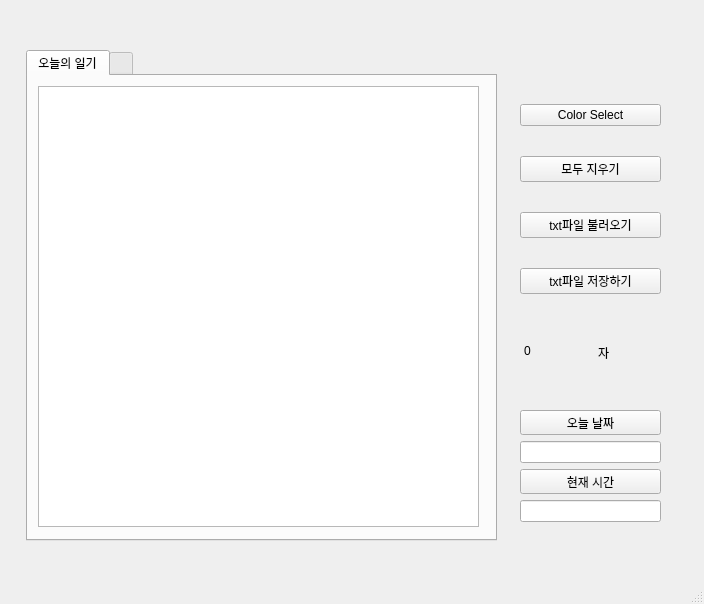
First picture: the form in MyDiary/mainwindow.ui, repository jeong-ah313/C-_study, before the edit.
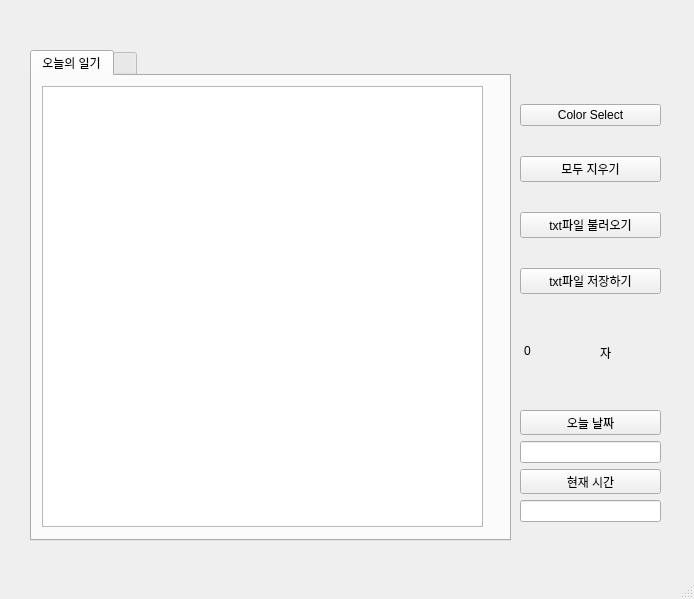
Second picture: the form after the edit.

Commit message: day14/layout수정

```diff
--- a/MyDiary/mainwindow.ui
+++ b/MyDiary/mainwindow.ui
@@ -6,57 +6,15 @@
    <rect>
     <x>0</x>
     <y>0</y>
-    <width>704</width>
-    <height>604</height>
+    <width>694</width>
+    <height>599</height>
    </rect>
   </property>
   <property name="windowTitle">
    <string>MainWindow</string>
   </property>
   <widget class="QWidget" name="centralwidget">
-   <widget class="QTabWidget" name="tabWidget">
-    <property name="enabled">
-     <bool>true</bool>
-    </property>
-    <property name="geometry">
-     <rect>
-      <x>26</x>
-      <y>50</y>
-      <width>471</width>
-      <height>491</height>
-     </rect>
-    </property>
-    <property name="autoFillBackground">
-     <bool>false</bool>
-    </property>
-    <property name="currentIndex">
-     <number>0</number>
-    </property>
-    <property name="usesScrollButtons">
-     <bool>true</bool>
-    </property>
-    <widget class="QWidget" name="tab">
-     <attribute name="title">
-      <string>오늘의 일기</string>
-     </attribute>
-     <widget class="QTextEdit" name="textEdit_2">
-      <property name="geometry">
-       <rect>
-        <x>10</x>
-        <y>10</y>
-        <width>441</width>
-        <height>441</height>
-       </rect>
-      </property>
-     </widget>
-    </widget>
-    <widget class="QWidget" name="tab_2">
-     <attribute name="title">
-      <string/>
-     </attribute>
-    </widget>
-   </widget>
-   <widget class="QWidget" name="">
+   <widget class="QWidget" name="layoutWidget">
     <property name="geometry">
      <rect>
       <x>520</x>
@@ -96,13 +54,13 @@
      </item>
     </layout>
    </widget>
-   <widget class="QWidget" name="">
+   <widget class="QWidget" name="layoutWidget">
     <property name="geometry">
      <rect>
       <x>520</x>
       <y>340</y>
-      <width>141</width>
-      <height>41</height>
+      <width>146</width>
+      <height>71</height>
      </rect>
     </property>
     <layout class="QHBoxLayout" name="horizontalLayout">
@@ -133,7 +91,7 @@
      </item>
     </layout>
    </widget>
-   <widget class="QWidget" name="">
+   <widget class="QWidget" name="layoutWidget">
     <property name="geometry">
      <rect>
       <x>520</x>
@@ -165,6 +123,54 @@
      </item>
     </layout>
    </widget>
+   <widget class="QWidget" name="horizontalLayoutWidget">
+    <property name="geometry">
+     <rect>
+      <x>30</x>
+      <y>50</y>
+      <width>481</width>
+      <height>491</height>
+     </rect>
+    </property>
+    <layout class="QHBoxLayout" name="horizontalLayout_3">
+     <item>
+      <widget class="QTabWidget" name="tabWidget">
+       <property name="enabled">
+        <bool>true</bool>
+       </property>
+       <property name="autoFillBackground">
+        <bool>false</bool>
+       </property>
+       <property name="currentIndex">
+        <number>0</number>
+       </property>
+       <property name="usesScrollButtons">
+        <bool>true</bool>
+       </property>
+       <widget class="QWidget" name="tab">
+        <attribute name="title">
+         <string>오늘의 일기</string>
+        </attribute>
+        <widget class="QTextEdit" name="textEdit_2">
+         <property name="geometry">
+          <rect>
+           <x>10</x>
+           <y>10</y>
+           <width>441</width>
+           <height>441</height>
+          </rect>
+         </property>
+        </widget>
+       </widget>
+       <widget class="QWidget" name="tab_2">
+        <attribute name="title">
+         <string/>
+        </attribute>
+       </widget>
+      </widget>
+     </item>
+    </layout>
+   </widget>
   </widget>
   <widget class="QMenuBar" name="menubar">
    <property name="geometry">
```
Left out of the diff: 2 changed lines with no effect on the pictures. The commit also changes 2 other files.
